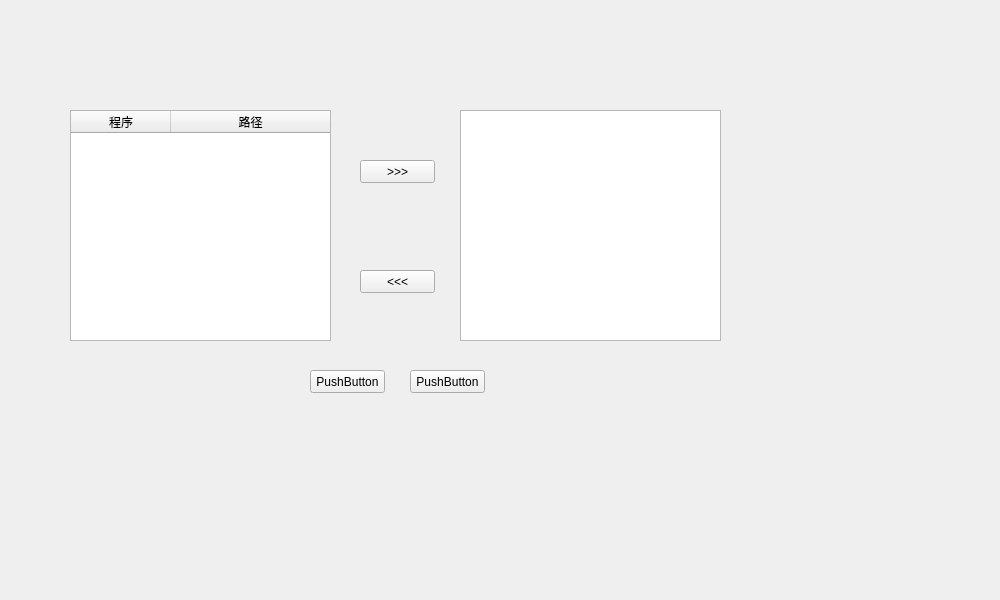
This is resource/ui/mainWindows.ui in TripleHHH-3/bootAssist as Qt 5 draws it before an edit. The edited form follows.
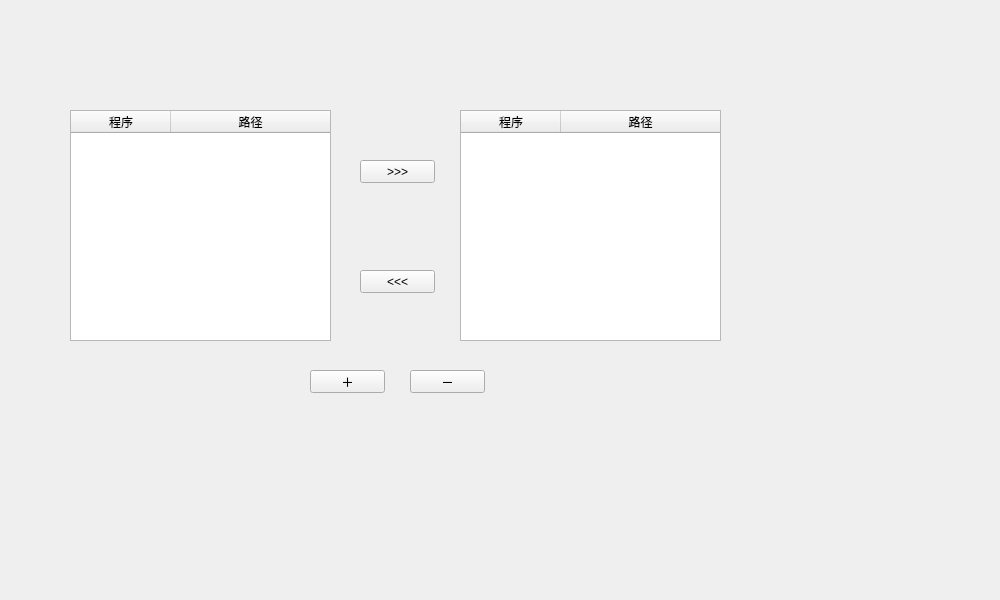
This is the edited form.

Commit message: 程序右移逻辑

The edit to the form file:
```diff
--- a/resource/ui/mainWindows.ui
+++ b/resource/ui/mainWindows.ui
@@ -31,7 +31,10 @@
   <property name="windowTitle">
    <string>Form</string>
   </property>
-  <widget class="QPushButton" name="pushButton">
+  <property name="filePath" stdset="0">
+   <string>../resource/config/startPath.txt</string>
+  </property>
+  <widget class="QPushButton" name="addBtn">
    <property name="geometry">
     <rect>
      <x>310</x>
@@ -41,7 +44,7 @@
     </rect>
    </property>
    <property name="text">
-    <string>PushButton</string>
+    <string>＋</string>
    </property>
   </widget>
   <widget class="QTableWidget" name="appStoreTable">
@@ -86,7 +89,7 @@
     </rect>
    </property>
    <property name="text">
-    <string>PushButton</string>
+    <string>－</string>
    </property>
   </widget>
   <widget class="QTableWidget" name="tableWidget_2">
@@ -98,6 +101,28 @@
      <height>231</height>
     </rect>
    </property>
+   <property name="editTriggers">
+    <set>QAbstractItemView::NoEditTriggers</set>
+   </property>
+   <property name="selectionBehavior">
+    <enum>QAbstractItemView::SelectRows</enum>
+   </property>
+   <property name="filePath" stdset="0">
+    <string>../resource/config/startPath.txt</string>
+   </property>
+   <attribute name="horizontalHeaderStretchLastSection">
+    <bool>true</bool>
+   </attribute>
+   <column>
+    <property name="text">
+     <string>程序</string>
+    </property>
+   </column>
+   <column>
+    <property name="text">
+     <string>路径</string>
+    </property>
+   </column>
   </widget>
   <widget class="QPushButton" name="pushButton_3">
    <property name="geometry">
```
Left out of the diff: 9 changed lines with no effect on the pictures. The commit also changes 3 other files.
